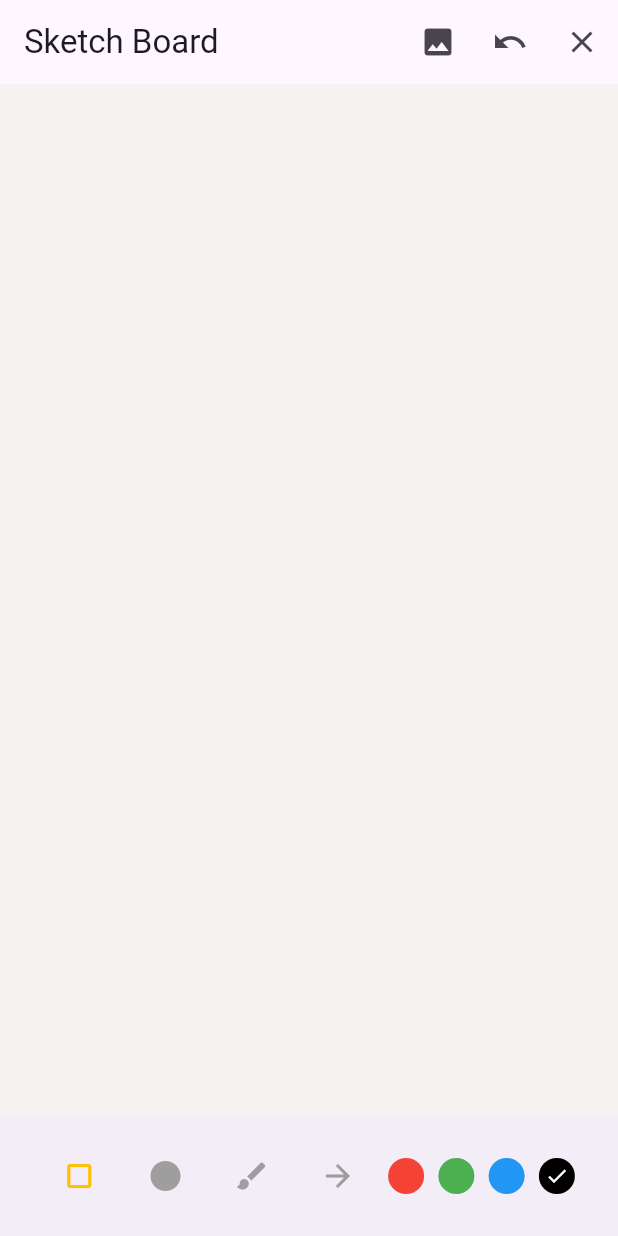
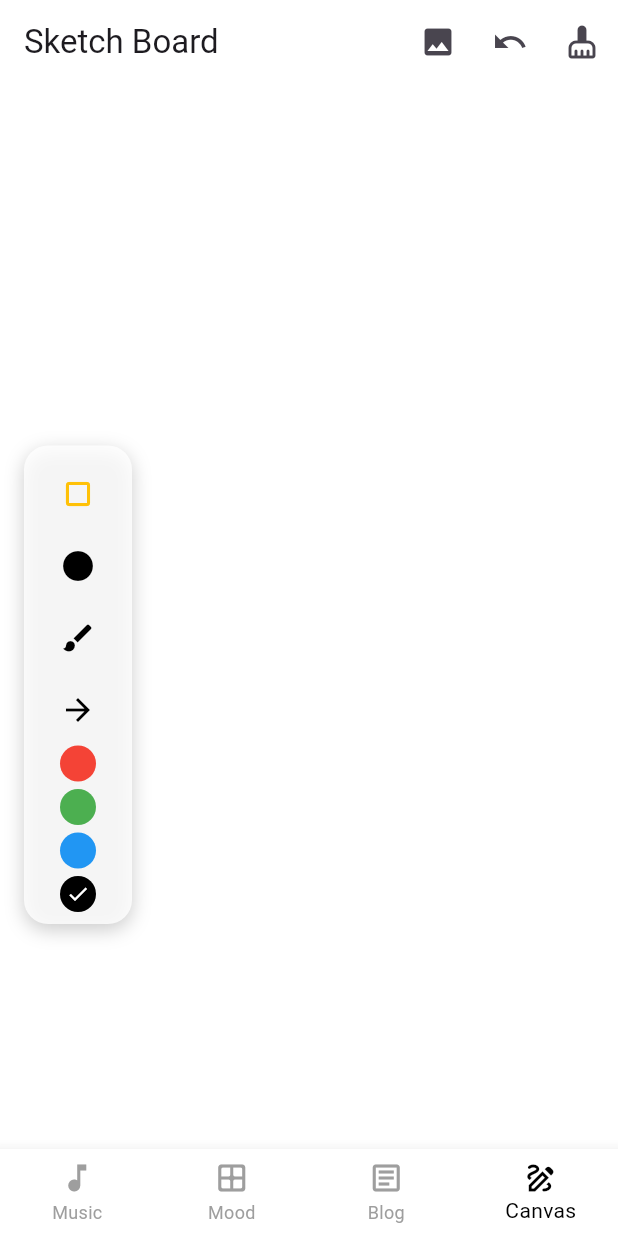
Before and after one commit to Peehu1308/Sphere, a Flutter app: the DrawingHomePage screen opened directly, on a phone screen of 412 x 824 dp. Run offline on Flutter 3.47's test engine with Material 3 defaults, Android fonts, the phone set to English and light mode, and no system bars; our stand-ins replace flutter_dotenv, google_fonts, image_picker, supabase_flutter; missing offline and left inert: flutter_web_auth_2; accounts and stored records are empty.

Commit message:
Update Canvas.dart

```diff
--- a/lib/Screens/Canvas.dart
+++ b/lib/Screens/Canvas.dart
@@ -1,8 +1,9 @@
 import 'package:flutter/material.dart';
 import 'dart:ui' as ui;
-import 'package:flutter/services.dart';
 import 'package:image_picker/image_picker.dart';
 import 'dart:io';
+
+import 'package:sphere/components/navbar.dart';
 
 void main() => runApp(MyDrawingApp());
 
@@ -101,15 +102,20 @@ class _DrawingHomePageState extends State<DrawingHomePage> {
   @override
   Widget build(BuildContext context) {
     return Scaffold(
+      // backgroundColor: const Color.fromARGB(255, 249, 237, 209),
+      backgroundColor: Colors.white,
       appBar: AppBar(
+        backgroundColor: Colors.white,
         title: const Text('Sketch Board'),
         actions: [
           IconButton(icon: const Icon(Icons.image), onPressed: pickImage),
           IconButton(icon: const Icon(Icons.undo), onPressed: undo),
-          IconButton(icon: const Icon(Icons.clear), onPressed: clearCanvas),
+          IconButton(icon: const Icon(Icons.cleaning_services_rounded), onPressed: clearCanvas),
         ],
       ),
-      body: LayoutBuilder(
+      body: Stack(
+        children: [
+          LayoutBuilder(
             builder: (context, constraints) {
               return GestureDetector(
                 onScaleStart: (details) {
@@ -193,32 +199,55 @@ class _DrawingHomePageState extends State<DrawingHomePage> {
               );
             },
           ),
-      bottomNavigationBar: BottomAppBar(
-        child: Padding(
-          padding: const EdgeInsets.all(8.0),
-          child: Row(
+          Positioned(
+            bottom: 150,
+            left: 16,
+            // right: 16,
+
+            child: Container(
+              padding: const EdgeInsets.symmetric(horizontal: 12, vertical: 8),
+              decoration: BoxDecoration(
+                color: Colors.white.withOpacity(0.8),
+                borderRadius: BorderRadius.circular(16),
+                boxShadow: [
+                  BoxShadow(
+                    color: Colors.black.withOpacity(0.2),
+                    blurRadius: 10,
+                    offset: const Offset(0, 4),
+                  ),
+                ],
+              ),
+              child: SingleChildScrollView(
+                scrollDirection: Axis.horizontal,
+                child: Column(
                   mainAxisAlignment: MainAxisAlignment.spaceAround,
                   children: [
                     _buildModeButton(Icons.crop_square, DrawMode.rectangle),
                     _buildModeButton(Icons.circle, DrawMode.circle),
                     _buildModeButton(Icons.brush, DrawMode.free),
                     _buildModeButton(Icons.arrow_forward, DrawMode.select),
+                    const SizedBox(width: 12),
                     _buildColorPicker(Colors.red),
+                    SizedBox(height: 5,),
                     _buildColorPicker(Colors.green),
+                    SizedBox(height: 5,),
                     _buildColorPicker(Colors.blue),
+                    SizedBox(height: 5,),
                     _buildColorPicker(Colors.black),
                   ],
                 ),
               ),
             ),
-
-
+          ),
+        ],
+      ),
+      bottomNavigationBar: Navbar(currentIndex: 3, onTap: (index){}, token: "12"),
     );
   }
 
   Widget _buildModeButton(IconData icon, DrawMode mode) {
     return IconButton(
-      icon: Icon(icon, color: currentMode == mode ? Colors.amber : Colors.grey),
+      icon: Icon(icon, color: currentMode == mode ? Colors.amber : Colors.black),
       onPressed: () => setState(() => currentMode = mode),
     );
   }
@@ -226,12 +255,15 @@ class _DrawingHomePageState extends State<DrawingHomePage> {
   Widget _buildColorPicker(Color color) {
     return GestureDetector(
       onTap: () => setState(() => selectedColor = color),
+      child: Padding(
+        padding: const EdgeInsets.symmetric(horizontal: 4),
         child: CircleAvatar(
           backgroundColor: color,
           radius: 12,
           child: selectedColor == color
               ? const Icon(Icons.check, size: 16, color: Colors.white)
               : null,
+        ),
       ),
     );
   }
```
Lines whose indentation alone changed are shown as unchanged.
